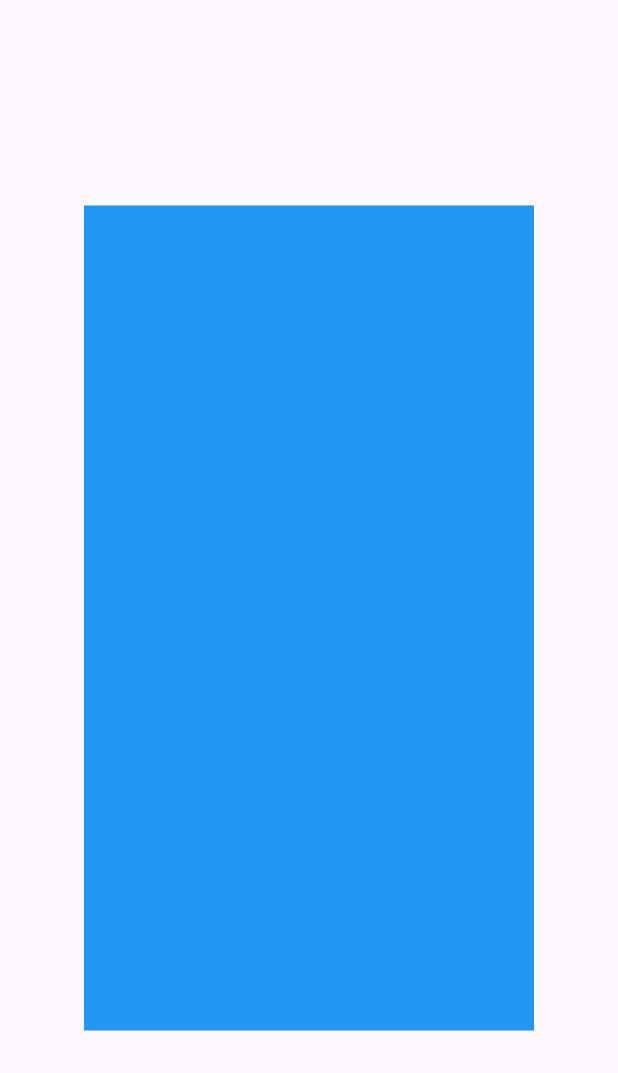
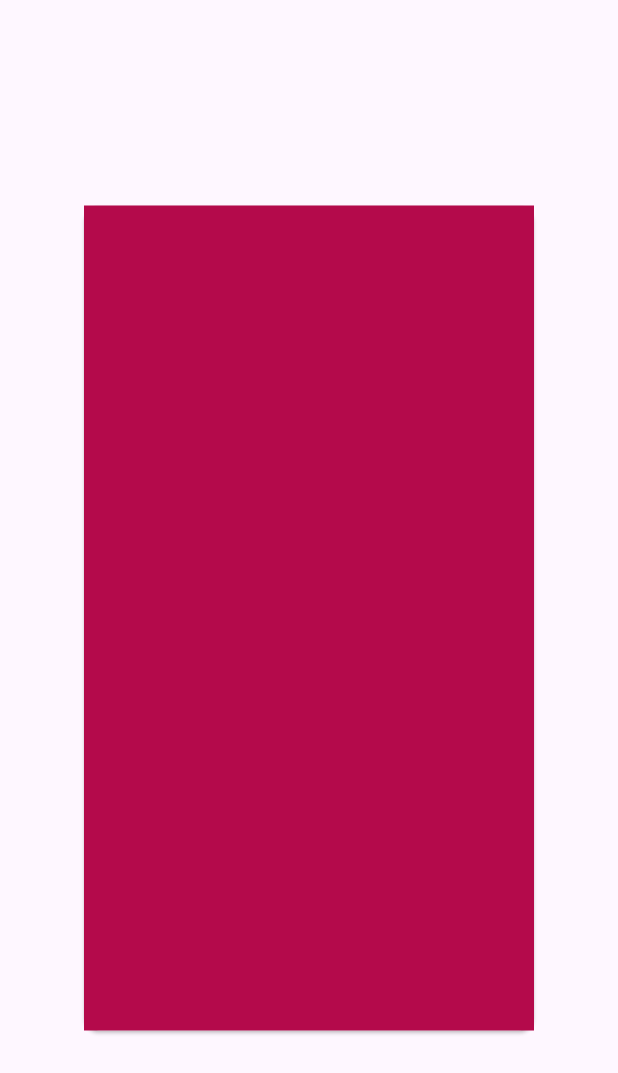
Before and after one commit to Rerurate514/left_swipe, a Flutter app: the screen it shows after launch, on a phone screen of 412 x 824 dp. Shown: the top 1073 px of the screen. Run offline on Flutter 3.47's test engine with Material 2 defaults, Android fonts, the phone set to English and light mode, and no system bars.

Commit message:
左スワイプの動き完成(未アニメーション)

```diff
--- a/lib/backSwipe.dart
+++ b/lib/backSwipe.dart
@@ -8,7 +8,7 @@ class BackSwipePage extends StatefulWidget {
 class BackSwipePageState extends State<BackSwipePage> {
   @override
   Widget build(BuildContext context) {
-    return Scaffold(
+    return const Scaffold(
         body: Center(
             child: Icon(
       Icons.heart_broken,
--- a/lib/main.dart
+++ b/lib/main.dart
@@ -4,6 +4,7 @@ import 'package:flutter/material.dart';
 import 'package:left_swipe/backSwipe.dart';
 import 'package:left_swipe/swipePage.dart';
 import 'package:left_swipe/toSwipedPage.dart';
+import 'dart:math' as math;
 
 void main() {
   runApp(const MyApp());
@@ -19,7 +20,9 @@ class MyApp extends StatelessWidget {
       scrollBehavior: MyCustomScrollBehavior(),
       debugShowCheckedModeBanner: false,
       theme: ThemeData(
-        colorScheme: ColorScheme.fromSeed(seedColor: Colors.deepPurple),
+        colorScheme: ColorScheme.fromSeed(
+            seedColor: Colors.deepPurple,
+            background: Color.fromRGBO(0, 0, 0, 0)),
         useMaterial3: true,
       ),
       home: const MyHomePage(title: 'Flutter Demo Home Page'),
@@ -41,35 +44,44 @@ class _MyHomePageState extends State<MyHomePage> with TickerProviderStateMixin {
   late PageController _pageController;
   int _selectPageIndex = 0;
 
+  var random = math.Random();
+
   List<Widget> _pages = [];
 
   @override
   void initState() {
     super.initState();
     _pageController = PageController(initialPage: _selectPageIndex);
-    _pages = List.generate(15, (index) => _SwipeView(_onPageChanged));
+    _pages = List.generate(30, (index) => _SwipeView(_onPageChanged, random.nextInt(1000)));
   }
 
   void _onPageChanged() {
+    print("i = $_selectPageIndex");
+
     setState(() {
       _selectPageIndex++;
-      if(_selectPageIndex >= _pages.length) _selectPageIndex = 0;
+      if (_selectPageIndex >= _pages.length ||
+          _selectPageIndex >= _pages.length - 1) _selectPageIndex = 0;
     });
 
     Navigator.push(
       context,
       PageRouteBuilder(
-    pageBuilder: (context, animation, secondaryAnimation) =>
+        pageBuilder: (context, animation, secondaryAnimation) => Stack(
+          alignment: Alignment.center,
+          children: <Widget>[
+            _pages[_selectPageIndex + 1],
             _pages[_selectPageIndex],
-    transitionsBuilder:
-        (context, animation, secondaryAnimation, child) {
+          ],
+        ),
+        transitionsBuilder: (context, animation, secondaryAnimation, child) {
           const begin = 0.0;
           const end = 1.0;
-      var opacityTween = Tween<double>(begin: begin, end: end);
-      var opacityAnimation = opacityTween.animate(animation);
+          var tween = Tween<double>(begin: begin, end: end);
+          var tweenAnimation = tween.animate(animation);
 
           return Opacity(
-        opacity: opacityAnimation.value,
+            opacity: tweenAnimation.value,
             child: ScaleTransition(
               child: child,
               scale: animation,
@@ -78,37 +90,30 @@ Navigator.push(
         },
       ),
     );
-
   }
 
   @override
   Widget build(BuildContext context) {
     return Scaffold(
-      body: _SwipeView(_onPageChanged),
+      body: Stack(
+        alignment: Alignment.center,
+        children: <Widget>[
+          _pages[_selectPageIndex + 1],
+          _pages[_selectPageIndex],
+        ],
+      ),
     );
   }
-
-  // @override
-  // Widget build(BuildContext context) {
-  //   return Scaffold(
-  //     body: PageView.builder(
-  //         scrollDirection: Axis.vertical,
-  //         controller: _pageController,
-  //         itemCount: _pages.length,
-  //         itemBuilder: (BuildContext context, int indexArg) {
-  //           return _pages[indexArg];
-  //         }),
-  //   );
-  // }
 }
 
 class _SwipeView extends StatefulWidget {
   late Function onChangedCallback;
+  late int colorSeed;
 
-  _SwipeView(this.onChangedCallback);
+  _SwipeView(this.onChangedCallback, this.colorSeed);
 
   @override
-  State<StatefulWidget> createState() => _SwipeViewState(onChangedCallback);
+  State<StatefulWidget> createState() => _SwipeViewState(onChangedCallback, colorSeed);
 }
 
 class _SwipeViewState extends State<_SwipeView> {
@@ -117,15 +122,17 @@ class _SwipeViewState extends State<_SwipeView> {
   int _selectPageIndex = 1;
 
   final Function _onChangedCallback;
+  final int _colorSeed;
 
-  _SwipeViewState(this._onChangedCallback);
+  _SwipeViewState(this._onChangedCallback, this._colorSeed);
 
-  final List<Widget> _pages = [BackSwipePage(), SwipePage(), ToSwipePage()];
+  List<Widget> _pages = [];
 
   @override
   void initState() {
     super.initState();
     _pageController = PageController(initialPage: _selectPageIndex);
+    _pages = [BackSwipePage(), SwipePage(_colorSeed), ToSwipePage()];
   }
 
   void _onPageChanged(int indexArg) {
--- a/lib/swipePage.dart
+++ b/lib/swipePage.dart
@@ -1,20 +1,28 @@
-import 'package:flutter/material.dart';
+ import 'package:flutter/material.dart';
 
-class SwipePage extends StatefulWidget {
-  @override
-  State<StatefulWidget> createState() => SwipePageState();
-}
 
-class SwipePageState extends State<SwipePage> {
+class SwipePage extends StatelessWidget {
+  int _colorSeed = 0;
+
+  SwipePage(this._colorSeed);
+
   @override
   Widget build(BuildContext context) {
-    return Scaffold(
-        body: Center(
-      child: Container(
+    return Center(
+      child: Card(
+        shape: RoundedRectangleBorder(
+          borderRadius: BorderRadius.circular(10),
+        ),
+        child: Container(
         width: 300,
         height: 550,
-        color: Colors.blue,
+        color: Color.fromRGBO(
+          (_colorSeed * 100) % 255,
+          (_colorSeed + 100) % 255,
+          (_colorSeed * 100 + 150) % 255,
+          1),
       ),
-    ));
+      )
+    );
   }
 }
--- a/lib/toSwipedPage.dart
+++ b/lib/toSwipedPage.dart
@@ -8,7 +8,7 @@ class ToSwipePage extends StatefulWidget {
 class ToSwipePageState extends State<ToSwipePage> {
   @override
   Widget build(BuildContext context) {
-    return Scaffold(
+    return const Scaffold(
         body: Center(
       child: Icon(Icons.favorite,size: 200, color: Colors.pink,)
     ));
```
Lines whose indentation alone changed are shown as unchanged.
